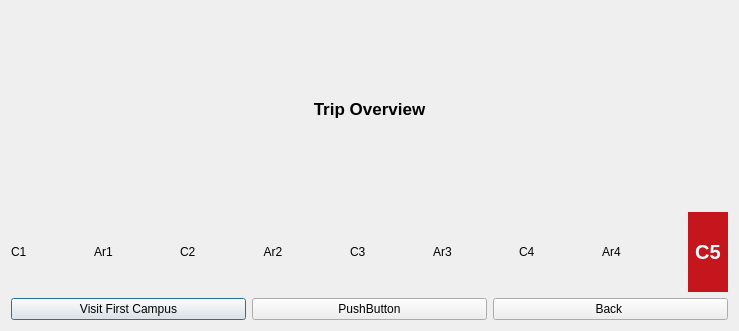
First picture: the form in trip_overview.ui, repository Akil0814/College_Tour, before the edit.
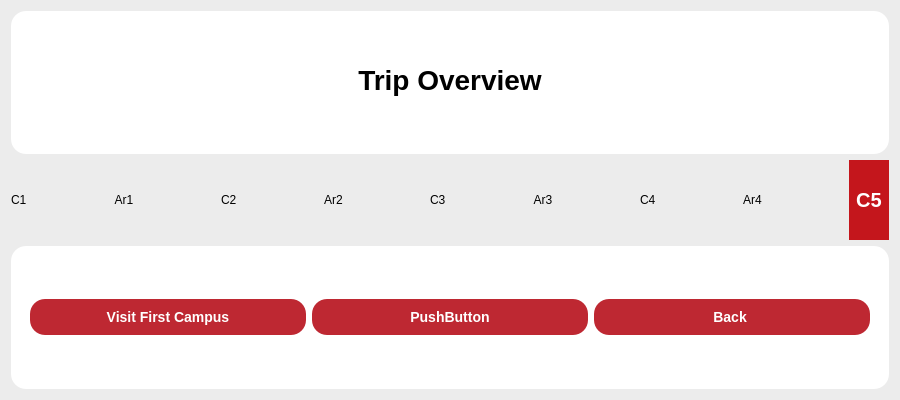
Second picture: the form after the edit.

Commit message: updated overview ui and set min/max size for admin and tripoverview

What changed in the file:
```diff
--- a/trip_overview.ui
+++ b/trip_overview.ui
@@ -6,21 +6,89 @@
    <rect>
     <x>0</x>
     <y>0</y>
-    <width>739</width>
-    <height>331</height>
+    <width>900</width>
+    <height>400</height>
    </rect>
   </property>
+  <property name="minimumSize">
+   <size>
+    <width>900</width>
+    <height>400</height>
+   </size>
+  </property>
+  <property name="maximumSize">
+   <size>
+    <width>1200</width>
+    <height>600</height>
+   </size>
+  </property>
   <property name="windowTitle">
    <string>Dialog</string>
   </property>
-  <layout class="QVBoxLayout" name="verticalLayout">
+  <property name="styleSheet">
+   <string notr="true">QWidget#trip_overview 
+{
+	background-color: #ECECEC;
+}
+
+QLabel#trip_overview_2
+{
+	color:black;
+	font-family: &quot;Segoe UI&quot;, sans-serif;
+	font-weight: bold;
+	qproperty-alignment: 'AlignCenter';
+	font-size: 28px;
+	padding-bottom: 6px;
+	border-left: 3px solid #BE2832;
+	border-right: 3px solid #BE2832;
+}
+
+/*Standard Frame*/
+QFrame#buttonFrame,
+QFrame#titleFrame
+{
+    background-color: white;
+    border-radius: 15px;
+    padding: 10px;
+}
+
+QPushButton
+{
+	background-color: #BE2832;
+	color: white;
+	border-radius: 15px;
+	font-size: 14px;
+	font-weight: bold;
+	padding: 10px 20px;
+}
+
+QPushButton:hover
+{
+	background-color: #a61f28;
+}
+
+QPushButton:pressed
+{
+	background-color: black;
+}
+</string>
+  </property>
+  <layout class="QVBoxLayout" name="verticalLayout_3">
    <item>
-    <layout class="QHBoxLayout" name="horizontalLayout_3">
+    <widget class="QFrame" name="titleFrame">
+     <property name="frameShape">
+      <enum>QFrame::Shape::StyledPanel</enum>
+     </property>
+     <property name="frameShadow">
+      <enum>QFrame::Shadow::Raised</enum>
+     </property>
+     <layout class="QVBoxLayout" name="verticalLayout_2">
      <item>
       <widget class="QLabel" name="trip_overview_2">
        <property name="font">
         <font>
-         <pointsize>13</pointsize>
+          <family>Segoe UI</family>
+          <pointsize>-1</pointsize>
          <bold>true</bold>
         </font>
        </property>
@@ -36,6 +104,7 @@
       </widget>
      </item>
     </layout>
+    </widget>
    </item>
    <item>
     <layout class="QHBoxLayout" name="horizontalLayout">
@@ -165,6 +234,15 @@
     </layout>
    </item>
    <item>
+    <widget class="QFrame" name="buttonFrame">
+     <property name="frameShape">
+      <enum>QFrame::Shape::StyledPanel</enum>
+     </property>
+     <property name="frameShadow">
+      <enum>QFrame::Shadow::Raised</enum>
+     </property>
+     <layout class="QVBoxLayout" name="verticalLayout">
+      <item>
     <layout class="QHBoxLayout" name="horizontalLayout_2">
      <item>
       <widget class="QPushButton" name="visitCampusButton">
@@ -188,6 +266,9 @@
       </widget>
      </item>
     </layout>
+      </item>
+     </layout>
+    </widget>
    </item>
   </layout>
  </widget>
```
Lines whose indentation alone changed are shown as unchanged. The commit also changes 1 other file.
